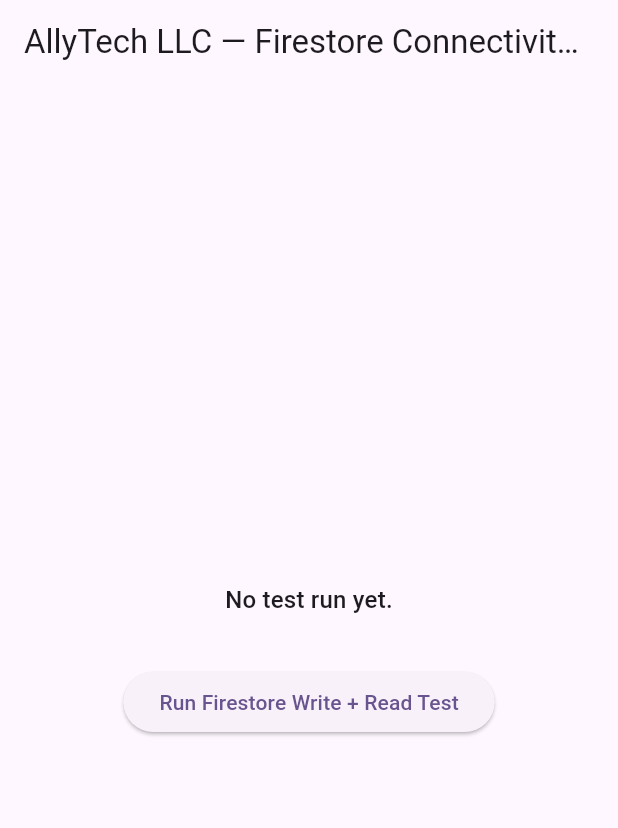
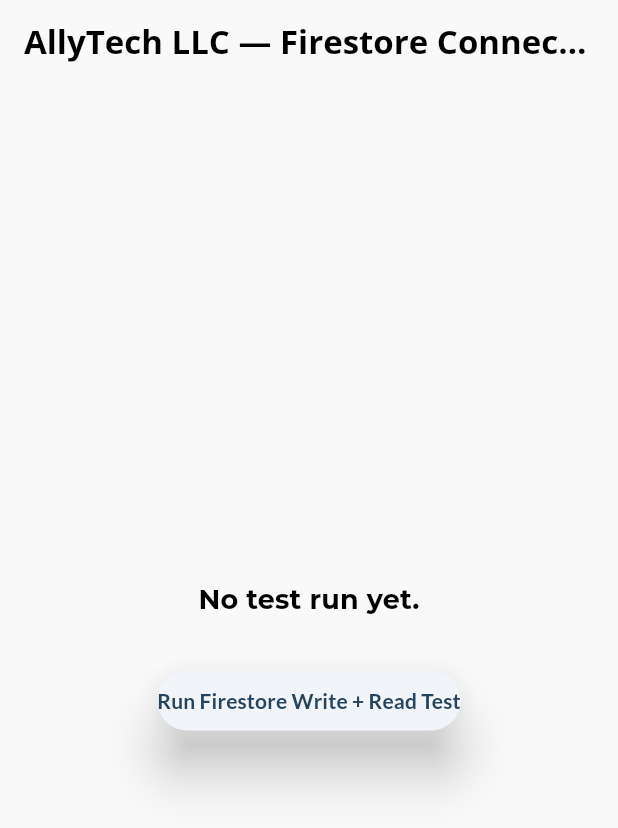
Before and after one commit to AllyTechEngineering/allytechllc, a Flutter app: the screen it shows after launch, on a phone screen of 412 x 824 dp. Shown: the top 828 px of the screen. Run offline on Flutter 3.47's test engine with Material 3 defaults, Android fonts, the phone set to English and light mode, and no system bars; our stand-ins replace cloud_firestore, firebase_core, google_fonts; accounts and stored records are empty; statements that could not run were skipped.

Commit message:
Added custom theme to main.dart

```diff
--- a/lib/main.dart
+++ b/lib/main.dart
@@ -1,3 +1,4 @@
+import 'package:allytechllc/utils/custom_app_theme.dart';
 import 'package:flutter/material.dart';
 import 'package:firebase_core/firebase_core.dart';
 import 'package:cloud_firestore/cloud_firestore.dart';
@@ -5,9 +6,7 @@
 
 Future<void> main() async {
   WidgetsFlutterBinding.ensureInitialized();
-  await Firebase.initializeApp(
-    options: DefaultFirebaseOptions.currentPlatform,
-  );
+  await Firebase.initializeApp(options: DefaultFirebaseOptions.currentPlatform);
   runApp(const MyApp());
 }
 
@@ -17,11 +16,9 @@
   @override
   Widget build(BuildContext context) {
     return MaterialApp(
+      debugShowCheckedModeBanner: false,
       title: 'AllyTech LLC',
-      theme: ThemeData(
-        colorScheme: ColorScheme.fromSeed(seedColor: Colors.deepPurple),
-        useMaterial3: true,
-      ),
+      theme: CustomAppTheme.appTheme,
       home: const FirestoreTestPage(),
     );
   }
@@ -95,10 +92,9 @@
                 Text(
                   'Read back from Firestore: "$_lastMessage"',
                   textAlign: TextAlign.center,
-                  style: Theme.of(context)
-                      .textTheme
-                      .bodyLarge
-                      ?.copyWith(fontStyle: FontStyle.italic),
+                  style: Theme.of(
+                    context,
+                  ).textTheme.bodyLarge?.copyWith(fontStyle: FontStyle.italic),
                 ),
               ],
               const SizedBox(height: 32),
```
